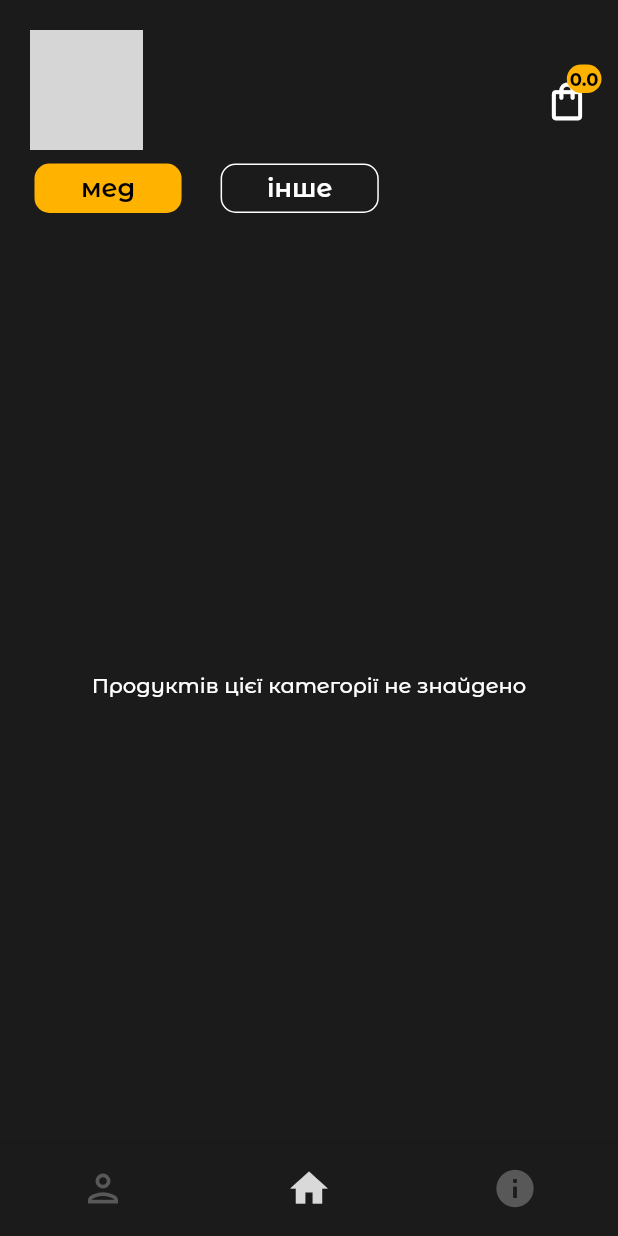
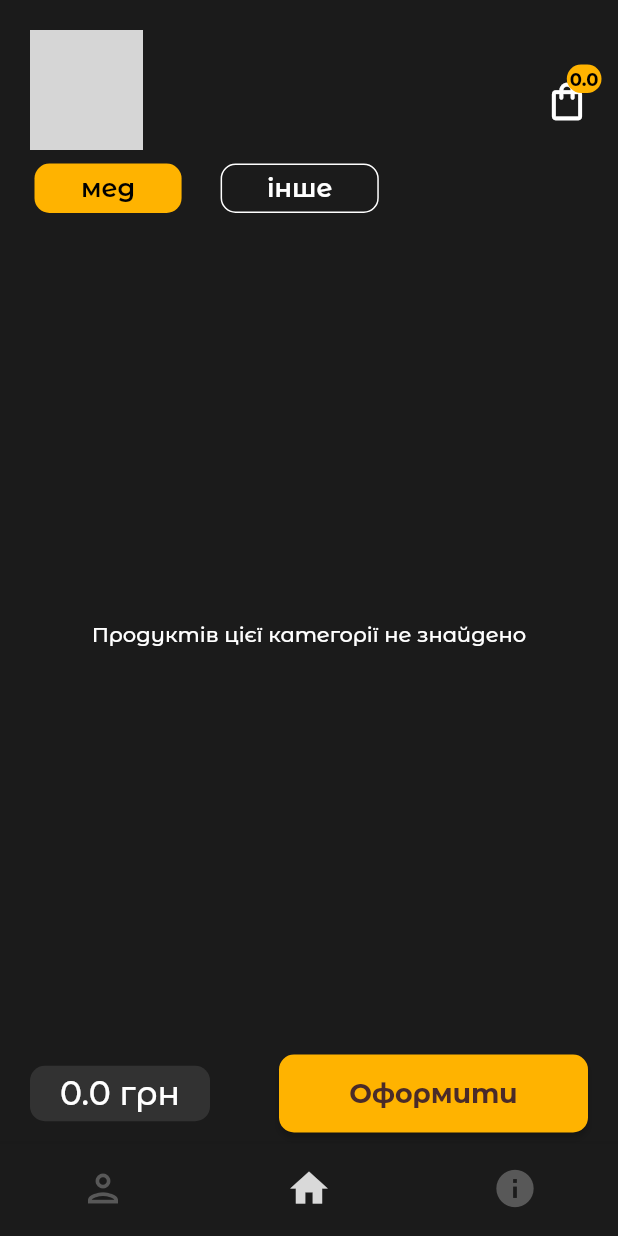
Before and after one commit to Zhenya-Mykhalskyi/Honey-Shop, a Flutter app: the screen it shows once a user with an empty profile is signed in, on a phone screen of 412 x 824 dp. Run offline on Flutter 3.47's test engine with Material 2 defaults, Android fonts, the phone set to English and light mode, and no system bars; our stand-ins replace cached_network_image, cloud_firestore, connectivity_plus, firebase_auth, firebase_core, firebase_storage and 2 more; accounts and stored records are empty; project files that could hold a hidden picture were left out; grey boxes are pictures that could not be loaded.

Commit message:
feat: add button and total price to ProdutsGridScreen

```diff
--- a/lib/screens/orders_screen.dart
+++ b/lib/screens/orders_screen.dart
@@ -52,12 +52,12 @@ class _OrdersScreenState extends State<OrdersScreen> {
           });
         }),
       };
-      saveOrderToFirestore(orderData);
+      _saveOrderToFirestore(orderData);
       _resetProductsdata();
     }
   }
 
-  Future<void> saveOrderToFirestore(Map<String, dynamic> orderData) async {
+  Future<void> _saveOrderToFirestore(Map<String, dynamic> orderData) async {
     final popContext = Navigator.of(context);
     final scaffoldContext = ScaffoldMessenger.of(context);
     final connectivityResult = await Connectivity().checkConnectivity();
--- a/lib/screens/user_main_screen.dart
+++ b/lib/screens/user_main_screen.dart
@@ -1,5 +1,6 @@
 // import 'package:firebase_auth/firebase_auth.dart';
 import 'package:flutter/material.dart';
+import 'package:honey/widgets/custom_button.dart';
 import 'package:provider/provider.dart';
 
 import 'package:honey/admin/admin_screens/about_admin_screen.dart';
@@ -31,6 +32,7 @@ class _UserMainScreenState extends State<UserMainScreen>
 
   @override
   Widget build(BuildContext context) {
+    final cartProvider = Provider.of<CartProvider>(context);
     return Scaffold(
       body: Column(
         children: [
@@ -47,6 +49,39 @@ class _UserMainScreenState extends State<UserMainScreen>
               ],
             ),
           ),
+          _selectedBottomNavBarIndex == 1
+              ? Padding(
+                  padding:
+                      const EdgeInsets.symmetric(horizontal: 20, vertical: 8),
+                  child: Row(
+                    mainAxisAlignment: MainAxisAlignment.spaceBetween,
+                    children: [
+                      Container(
+                        decoration: BoxDecoration(
+                            borderRadius: BorderRadius.circular(10),
+                            color: Colors.white.withOpacity(0.1)),
+                        child: Padding(
+                          padding: const EdgeInsets.symmetric(
+                              vertical: 5, horizontal: 20),
+                          child: Text(
+                            '${cartProvider.totalAmountOfCart.toString()} грн',
+                            style: const TextStyle(
+                              fontWeight: FontWeight.w500,
+                              fontSize: 22,
+                            ),
+                          ),
+                        ),
+                      ),
+                      CustomButton(
+                        action: () {},
+                        text: 'Оформити',
+                        width: MediaQuery.of(context).size.width * 0.5,
+                        margin: const EdgeInsets.all(0),
+                      ),
+                    ],
+                  ),
+                )
+              : Container(),
         ],
       ),
       appBar: AppBar(
--- a/lib/widgets/custom_button.dart
+++ b/lib/widgets/custom_button.dart
@@ -5,13 +5,20 @@ import 'app_colors.dart';
 class CustomButton extends StatelessWidget {
   final void Function() action;
   final String text;
-  const CustomButton({super.key, required this.action, required this.text});
+  final double? width;
+  final EdgeInsetsGeometry? margin;
+  const CustomButton(
+      {super.key,
+      required this.action,
+      required this.text,
+      this.width,
+      this.margin});
 
   @override
   Widget build(BuildContext context) {
     return Container(
-      margin: const EdgeInsets.only(bottom: 25, top: 30),
-      width: MediaQuery.of(context).size.width * 0.9,
+      margin: margin ?? const EdgeInsets.only(bottom: 25, top: 30),
+      width: width ?? MediaQuery.of(context).size.width * 0.9,
       child: ElevatedButton(
         style: ButtonStyle(
           shape: MaterialStateProperty.all<RoundedRectangleBorder>(
```
